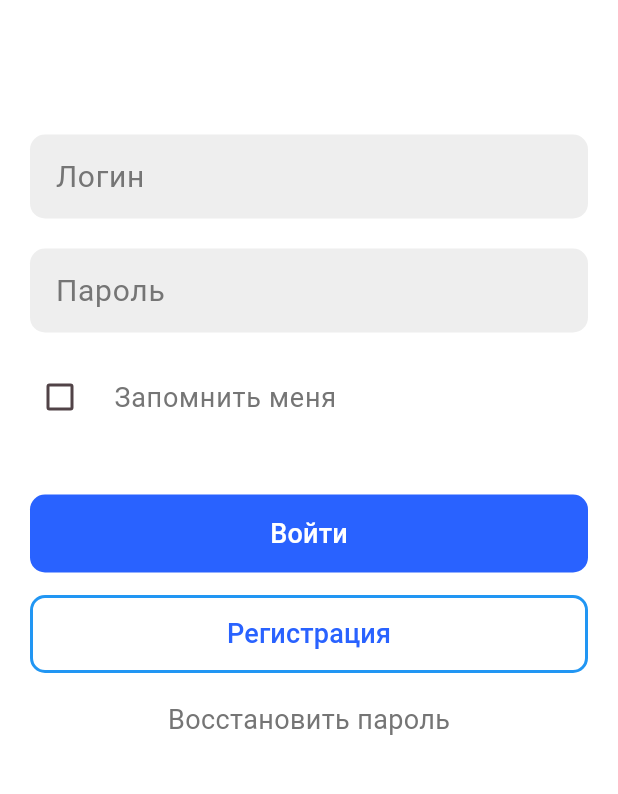
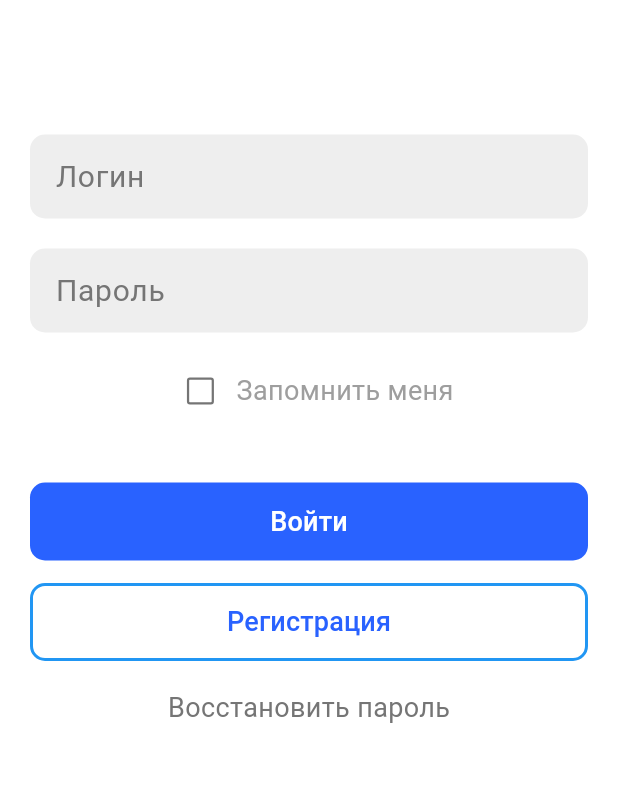
Before and after one commit to stakiv/pks, a Flutter app: the screen it shows after launch, on a phone screen of 412 x 824 dp, the part 149-943 px from its top. Run offline on Flutter 3.47's test engine with Material 3 defaults, Android fonts, the phone set to English and light mode, and no system bars.

Commit message:
Update main.dart

```diff
--- a/pr2/lib/main.dart
+++ b/pr2/lib/main.dart
@@ -45,6 +45,7 @@ class MyHomePage extends StatefulWidget {
 }
 
 class _MyHomePageState extends State<MyHomePage> {
+
   bool _isChecked = false;
   @override
   Widget build(BuildContext context) {
@@ -101,18 +102,29 @@ class _MyHomePageState extends State<MyHomePage> {
                     ),
                     ),
                     SizedBox(height: 15),
-                    CheckboxListTile(
+                    Column(
+                      mainAxisAlignment:
+                          MainAxisAlignment.center,
+                      children: [
+                        Row(
+                          mainAxisAlignment:
+                              MainAxisAlignment.center,
+                          children: [
+                            Checkbox(
                               value: _isChecked,
                               onChanged: (bool? value) {
                                 setState(() {
                                   _isChecked = value ?? false;
                                 });
                               },
-                          controlAffinity: ListTileControlAffinity.leading,
-                          title: Text('Запомнить меня', style: TextStyle(fontSize: 18, color: darkGrey)),
-                          activeColor: darkGrey,
-                          checkColor: lightGrey,
-                          contentPadding: const EdgeInsets.all(0),
+                              side: const BorderSide(color: darkGrey, width: 1.5),
+                              checkColor: darkGrey,
+                              fillColor: MaterialStateProperty.all(whitem),),
+                            const Text('Запомнить меня', style: TextStyle(fontSize: 18, color: Colors.grey),
+                            ),
+                          ],
+                        ),
+                      ],
                     ),
 
                     const SizedBox(height: 37),
```
Lines whose indentation alone changed are shown as unchanged.
